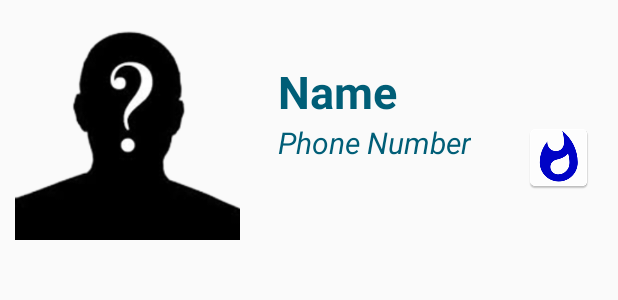
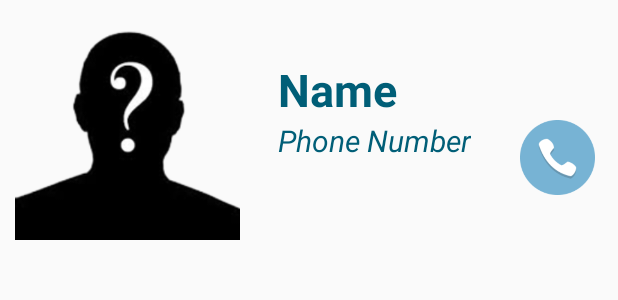
Before and after one commit to wutchara/EasyKKU2, an Android app: the layout my_layout.xml on its own in the app's theme, with its tools: preview values and no code run, on a phone screen of 412 x 824 dp. Shown: the top 300 px of the screen. Run offline under Robolectric (Android 15) with nearby library versions, the phone set to English and light mode, and no system bars.

Commit message:
Fix Call Intent and create FlashScreen Success

```diff
--- a/app/src/main/AndroidManifest.xml
+++ b/app/src/main/AndroidManifest.xml
@@ -14,7 +14,7 @@
         android:supportsRtl="true"
         android:theme="@style/AppTheme">
         <activity
-            android:name=".MainActivity"
+            android:name=".SplashScreen"
             android:screenOrientation="portrait">
             <intent-filter>
                 <action android:name="android.intent.action.MAIN" />
@@ -28,7 +28,7 @@
         <activity
             android:name=".ServiceActivity"
             android:screenOrientation="portrait" />
-        <activity android:name=".SplashScreen"></activity>
+        <activity android:name=".MainActivity" android:screenOrientation="portrait"></activity>
     </application>
 
 </manifest>
--- a/app/src/main/java/kku/wutchara/rachadacr/easykku2/ServiceActivity.java
+++ b/app/src/main/java/kku/wutchara/rachadacr/easykku2/ServiceActivity.java
@@ -33,6 +33,8 @@ public class ServiceActivity extends AppCompatActivity {
         phoneStrings = getIntent().getStringArrayExtra("Phone");
         imageStrings = getIntent().getStringArrayExtra("Image");
 
+        Log.d("13novV4", "Name : " + nameStrings + "\nPhone : " + phoneStrings + "\nImage : " + imageStrings);
+
         //Create List View
         MyAdapter myAdapter = new MyAdapter(ServiceActivity.this, nameStrings, phoneStrings, imageStrings);
         listView.setAdapter(myAdapter);
@@ -67,9 +69,9 @@ public class ServiceActivity extends AppCompatActivity {
             @Override
             public void onClick(DialogInterface dialogInterface, int i) {
                 Intent intent = new Intent(Intent.ACTION_CALL);
-                intent.setData(Uri.parse("tel:=" + phoneStrings));
+                intent.setData(Uri.parse("tel:=" + phoneString));
 
-                Log.d("13novV4", phoneStrings + "");
+                Log.d("13novV4", "Call : " + phoneString);
                 //add permission call phone
                 if (ActivityCompat.checkSelfPermission(ServiceActivity.this, Manifest.permission.CALL_PHONE) != PackageManager.PERMISSION_GRANTED) {
                     // TODO: Consider calling
--- a/app/src/main/res/layout/my_layout.xml
+++ b/app/src/main/res/layout/my_layout.xml
@@ -42,14 +42,14 @@
                 android:textColor="@color/aText" />
 
             <ImageView
-                android:layout_width="wrap_content"
-                android:layout_height="wrap_content"
-                app:srcCompat="@mipmap/my_call"
+                android:layout_width="50dp"
+                app:srcCompat="@drawable/icon_phone"
                 android:layout_alignParentTop="true"
                 android:layout_marginLeft="21dp"
                 android:layout_marginStart="21dp"
                 android:id="@+id/imageView4"
-                android:layout_alignParentRight="true" />
+                android:layout_alignParentRight="true"
+                android:layout_height="50dp" />
         </RelativeLayout>
 
     </LinearLayout>
```
Also changed, not shown: app/src/main/java/kku/wutchara/rachadacr/easykku2/SplashScreen.java (+19 -2 lines), app/src/main/res/layout/activity_splash_screen.xml (+10 -1 lines), app/src/main/res/drawable/icon_phone.png (added), 2 other files.
